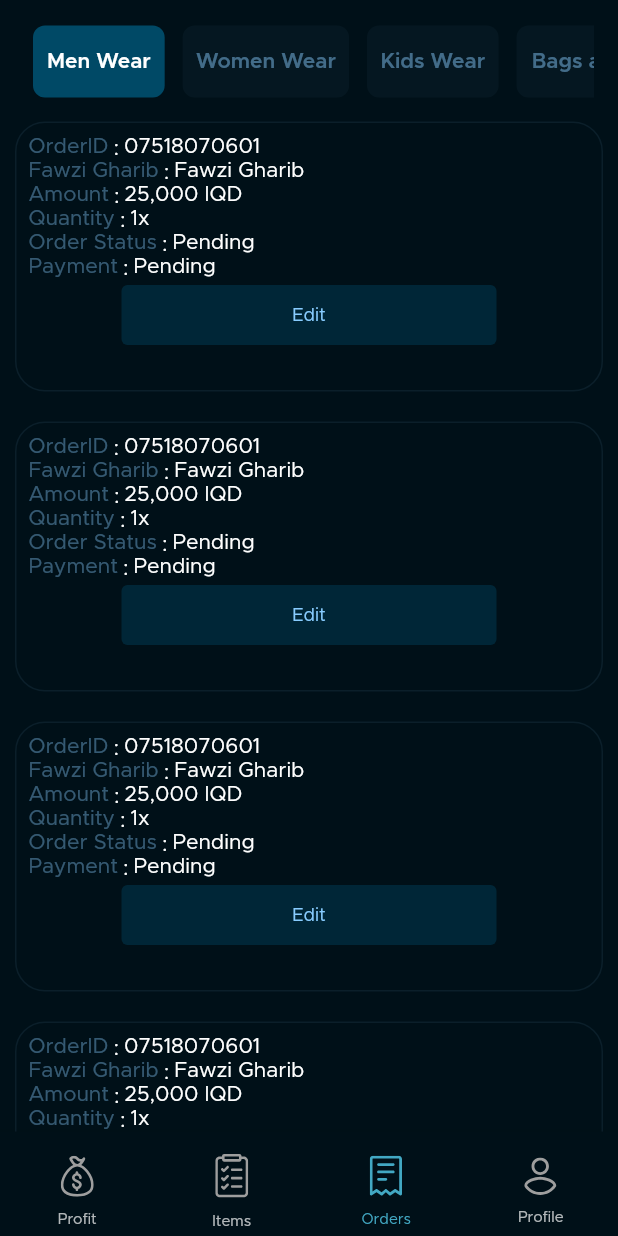
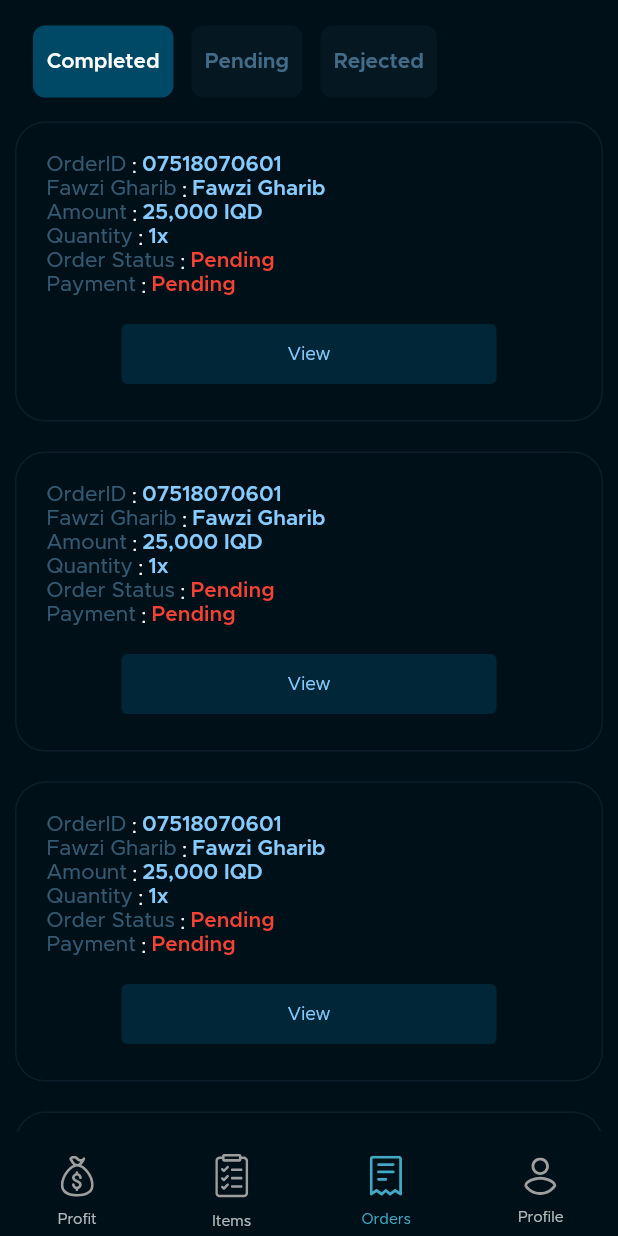
Before and after one commit to fawzitheprogrammer/multivendor_store, a Flutter app: the screen it shows after launch, item 3 of the bottom bar chosen, on a phone screen of 412 x 824 dp. Run offline on Flutter 3.47's test engine with Material 2 defaults, Android fonts, the light colour scheme and no system bars; our stand-ins replace device_preview, flutter_bloc, flutter_keyboard_visibility, flutter_screenutil, flutter_svg, go_router and 4 more; missing offline and left inert: flutter_kurdish_localization.

Commit message:
UI Refactored V1.2

```diff
--- a/assets/lang/ar.json
+++ b/assets/lang/ar.json
@@ -92,6 +92,11 @@
     "Customer Name": "اسم العميل",
     "Amount": "المبلغ",
     "Order Status": "حالة الطلب",
-    "Payment": "حالة الدفع"
+    "Payment": "حالة الدفع",
+    "Completed":"مكتمل",
+    "Pending":"معلق",
+    "Rejected":"مرفوض",
+    "View":"منظر"
+
 
 }
--- a/assets/lang/en.json
+++ b/assets/lang/en.json
@@ -93,5 +93,9 @@
     "Customer Name": "Fawzi Gharib",
     "Amount": "Amount",
     "Order Status": "Order Status",
-    "Payment": "Payment"
+    "Payment": "Payment",
+    "Completed":"Completed",
+    "Pending":"Pending",
+    "Rejected":"Rejected",
+    "View":"View"
 }
--- a/assets/lang/ku.json
+++ b/assets/lang/ku.json
@@ -92,5 +92,9 @@
     "Customer Name": "ژمارەی موبایل",
     "Amount": "نرخ",
     "Order Status": "دۆخی داواكاری",
-    "Payment": "دۆخی پارەدان"
+    "Payment": "دۆخی پارەدان",
+    "Completed":"تەواو بوو",
+    "Pending":"تەواو نەكراو",
+    "Rejected":"ڕەتكراوەكان",
+    "View":"پیشاندان"
 }
--- a/lib/features/orders/presentation/views/widgets/orders_categories.dart
+++ b/lib/features/orders/presentation/views/widgets/orders_categories.dart
@@ -12,6 +12,12 @@ class OrdersCategories extends StatefulWidget {
 
 class _OrdersCategoriesState extends State<OrdersCategories> {
   int currentIndex = 0;
+
+  List<String> ordersStatus = [
+    'Completed',
+    'Pending',
+    'Rejected',
+  ];
 
   @override
   Widget build(BuildContext context) {
@@ -46,7 +52,7 @@ class _OrdersCategoriesState extends State<OrdersCategories> {
                     padding: EdgeInsets.zero,
                     scrollDirection: Axis.horizontal,
                     children: List.generate(
-                      AppAssets.categoriesMap.length,
+                      ordersStatus.length,
                       (index) => GestureDetector(
                         onTap: () {
                           setState(() {
@@ -55,10 +61,7 @@ class _OrdersCategoriesState extends State<OrdersCategories> {
                         },
                         child: WordBasedWidthContainer(
                           text: translate(
-                              key: AppAssets.categoriesMap.keys.elementAt(
-                                index,
-                              ),
-                              context: context),
+                              key: ordersStatus[index], context: context),
                           isActive: currentIndex == index,
                         ),
                       ),
--- a/lib/features/orders/presentation/views/widgets/orders_list.dart
+++ b/lib/features/orders/presentation/views/widgets/orders_list.dart
@@ -16,7 +16,7 @@ class OrdersProductsList extends StatelessWidget {
       itemCount: AppAssets.products.length,
       itemBuilder: (context, index) => Container(
         margin: const EdgeInsets.all(PaddingOrFont.size10),
-        height: 180.h,
+        height: 200.h,
         width: double.infinity,
         decoration: BoxDecoration(
           borderRadius: BorderRadius.circular(PaddingOrFont.size20.r),
@@ -26,7 +26,7 @@ class OrdersProductsList extends StatelessWidget {
           ),
         ),
         child: Padding(
-          padding: const EdgeInsets.all(8.0),
+          padding: EdgeInsets.all(PaddingOrFont.size20.spMin),
           child: Column(
             children: [
               const OrderTile(header: 'OrderID', price: '07518070601'),
@@ -35,11 +35,12 @@ class OrdersProductsList extends StatelessWidget {
               const OrderTile(header: 'Quantity', price: '1x'),
               const OrderTile(header: 'Order Status', price: 'Pending'),
               const OrderTile(header: 'Payment', price: 'Pending'),
+              const Spacer(),
               ActionButton(
                 onPressed: () {
                   GoRouter.of(context).push(AppRoute.kEditProduct);
                 },
-                label: 'Edit',
+                label: 'View',
                 color: context.colorScheme!.inversePrimary.withAlpha(100),
               ),
             ],
@@ -88,9 +89,7 @@ class _ActionButtonState extends State<ActionButton> {
           fontSize: context.widthGreaterThan500
               ? PaddingOrFont.size12.spMin
               : PaddingOrFont.size12.spMin,
-          color: widget.label == 'Edit'
-              ? context.colorScheme!.inverseSurface
-              : widget.color!.withAlpha(220),
+          color: context.colorScheme!.inverseSurface,
         ),
       ),
     );
@@ -113,24 +112,21 @@ class OrderTile extends StatelessWidget {
       children: [
         Text(
           translate(key: header, context: context),
-          style: header != 'Total'
-              ? context.regular!.copyWith(
-                  fontSize: PaddingOrFont.size14.spMin,
-                  color: context.colorScheme!.onBackground.withAlpha(100))
-              : context.bold!.copyWith(
-                  fontSize: PaddingOrFont.size14.spMin,
-                ),
+          style: context.regular!.copyWith(
+            fontSize: PaddingOrFont.size14.spMin,
+            color: context.colorScheme!.onBackground.withAlpha(100),
+          ),
         ),
         const Text(' : '),
         Text(
           price,
-          style: header != 'Total'
-              ? context.regular!.copyWith(
-                  fontSize: PaddingOrFont.size14.spMin,
-                )
-              : context.bold!.copyWith(
-                  fontSize: PaddingOrFont.size14.spMin,
-                ),
+          style: context.semiBold!.copyWith(
+            fontSize: PaddingOrFont.size14.spMin,
+            color: header == translate(key: 'Order Status', context: context) ||
+                    header == translate(key: 'Payment', context: context)
+                ? Colors.red
+                : context.colorScheme!.onBackground,
+          ),
         ),
       ],
     );
--- a/lib/features/product_edit/presentation/views/widgets/edit_product_form_view.dart
+++ b/lib/features/product_edit/presentation/views/widgets/edit_product_form_view.dart
@@ -215,7 +215,7 @@ class _EditProductFormState extends State<EditProductForm> {
                     style: roundedButtonStyle,
                     onPressed: () {},
                     child: Text(
-                      translate(key: 'Sign Up', context: context),
+                      translate(key: 'Post', context: context),
                       style: context.medium!.copyWith(color: Colors.white),
                     ),
                   ),
```
